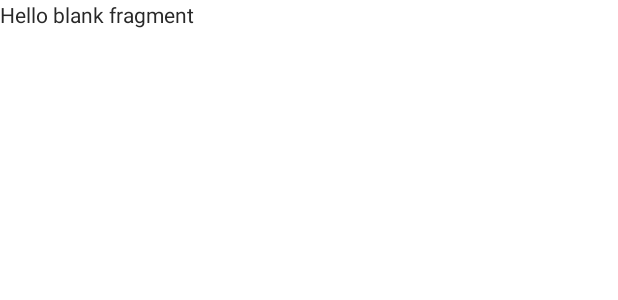
After one commit to viktornikolov069/Audio-Recorder, an Android app: the layout fragment_gallery_options.xml on its own in the app's theme, with its tools: preview values and no code run, on a phone screen of 412 x 824 dp. The commit adds this screen. Shown: the top 300 px of the screen. Run offline under Robolectric (Android 15) with nearby library versions, the phone set to English and light mode, and no system bars.

Commit message:
last commit

```diff
--- a/app/src/main/res/layout/activity_gallery.xml
+++ b/app/src/main/res/layout/activity_gallery.xml
@@ -29,6 +29,8 @@
                 android:layout_width="match_parent"
                 android:layout_height="?actionBarSize"
                 app:title="Recordings">
+
+
             </com.google.android.material.appbar.MaterialToolbar>
 
             <RelativeLayout
@@ -54,6 +56,7 @@
                     android:layout_alignParentEnd="true"/>
 
             </RelativeLayout>
+
 
         </com.google.android.material.appbar.CollapsingToolbarLayout>
 
--- /dev/null
+++ b/app/src/main/res/layout/fragment_gallery_options.xml
@@ -0,0 +1,14 @@
+<?xml version="1.0" encoding="utf-8"?>
+<FrameLayout xmlns:android="http://schemas.android.com/apk/res/android"
+    xmlns:tools="http://schemas.android.com/tools"
+    android:layout_width="match_parent"
+    android:layout_height="match_parent"
+    tools:context=".ui.GalleryOptionsFragment">
+
+    <!-- TODO: Update blank fragment layout -->
+    <TextView
+        android:layout_width="match_parent"
+        android:layout_height="match_parent"
+        android:text="@string/hello_blank_fragment" />
+
+</FrameLayout>
--- a/app/src/main/res/values/strings.xml
+++ b/app/src/main/res/values/strings.xml
@@ -2,5 +2,7 @@
     <string name="app_name">AudioRecorder</string>
     <string name="deleted_transaction">Recording deleted!</string>
     <string name="undo">Undo</string>
+    <!-- TODO: Remove or change this placeholder text -->
+    <string name="hello_blank_fragment">Hello blank fragment</string>
 
 </resources>
```
Also changed, not shown: app/src/main/java/com/example/audiorecorder/ui/GalleryActivity.kt (+16 -11 lines), app/src/main/java/com/example/audiorecorder/ui/GalleryOptionsFragment.kt (added, +60 -0 lines).
